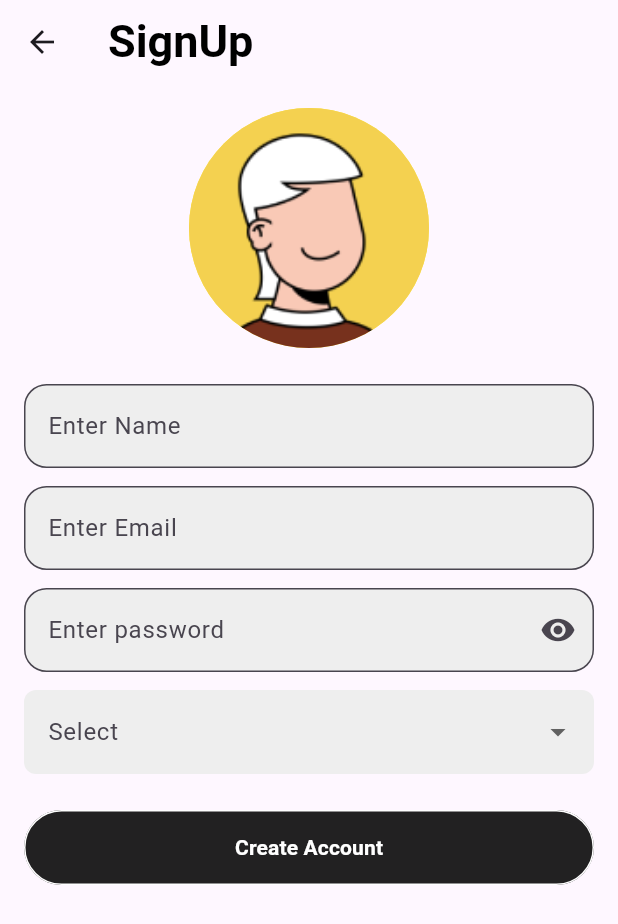
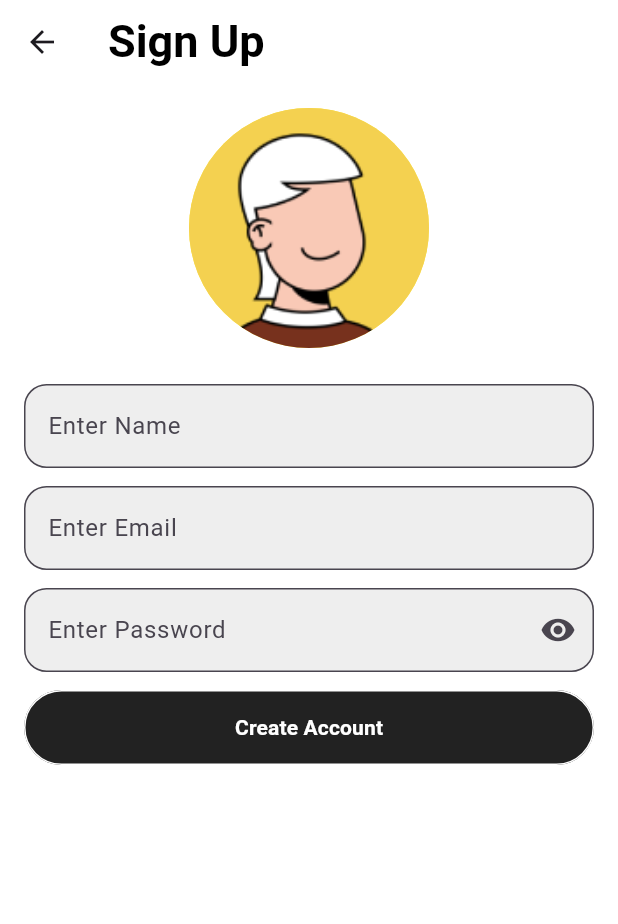
Before and after one commit to smse-org/SMSE-App, a Flutter app: the screen it shows after launch, after a tap on "Create Account", on a phone screen of 412 x 824 dp. Shown: the top 924 px of the screen. Run offline on Flutter 3.47's test engine with Material 3 defaults, Android fonts, the light colour scheme and no system bars; our stand-ins replace bloc, dartz, dio, equatable, file_picker, flutter_bloc and 8 more; missing offline and left inert: fancy_bottom_navigation_plus, flutter_pdfview, pushable_button.

Commit message:
modify Auth Ui , solve issue of signup

```diff
--- a/lib/features/auth/login/presentation/screen/login.dart
+++ b/lib/features/auth/login/presentation/screen/login.dart
@@ -14,7 +14,9 @@ class ResponsiveLoginPage extends StatelessWidget {
     return BlocProvider(
       create: (context) => LoginCubit(LoginRepoImp(ApiService(Dio()))),
       child: Theme(
-        data:  ThemeData.light(),
+        data:  ThemeData.light().copyWith(
+          scaffoldBackgroundColor: Colors.white,
+        ),
         child: LayoutBuilder(
 
           builder: (context, constraints) {
--- a/lib/features/auth/login/presentation/widgets/mobile_widget.dart
+++ b/lib/features/auth/login/presentation/widgets/mobile_widget.dart
@@ -1,5 +1,6 @@
 import 'package:flutter/material.dart';
 import 'package:flutter_bloc/flutter_bloc.dart';
+import 'package:flutter_spinkit/flutter_spinkit.dart';
 import 'package:go_router/go_router.dart';
 import 'package:smse/core/components/custom_button.dart';
 import 'package:smse/core/components/textFeildCustom.dart';
@@ -8,106 +9,118 @@ import 'package:smse/features/auth/login/data/model/user.dart';
 import 'package:smse/features/auth/login/presentation/controller/cubit/login_cubit.dart';
 import 'package:smse/features/auth/login/presentation/controller/cubit/login_state.dart';
 
-class MobileLoginPage extends StatelessWidget {
-  TextEditingController email = TextEditingController();
-  TextEditingController password = TextEditingController();
+class MobileLoginPage extends StatefulWidget {
+  @override
+  _MobileLoginPageState createState() => _MobileLoginPageState();
+}
+
+class _MobileLoginPageState extends State<MobileLoginPage> {
+  final TextEditingController emailController = TextEditingController();
+  final TextEditingController passwordController = TextEditingController();
+
+  @override
+  void dispose() {
+    emailController.dispose();
+    passwordController.dispose();
+    super.dispose();
+  }
+
+  void _login(BuildContext context) {
+    if (!_validateFields(context)) return;
+    final loginCubit = BlocProvider.of<LoginCubit>(context);
+    final user = UserModel(username: emailController.text, password: passwordController.text);
+    loginCubit.login(user);
+  }
+
   @override
   Widget build(BuildContext context) {
-    final loginCubit = BlocProvider.of<LoginCubit>(context);
-
     return Scaffold(
-
       appBar: AppBar(
-        title: const Text('Login',style: TextStyle(color: Colors.black , fontWeight: FontWeight.bold)),
+        backgroundColor: Colors.white,
+        title: const Hero(
+          tag: "auth",
+          child: Text(
+            'Login',
+            style: TextStyle(color: Colors.black, fontWeight: FontWeight.bold),
+          ),
+        ),
       ),
       body: Padding(
         padding: const EdgeInsets.all(16.0),
-        child: BlocConsumer<LoginCubit,LoginState>(
-          listener: (context,state){
+        child: BlocConsumer<LoginCubit, LoginState>(
+          listener: (context, state) {
             if (state is LoginSuccessState) {
               GoRouter.of(context).pushReplacement(AppRouter.KHome);
-
               ScaffoldMessenger.of(context).showSnackBar(const SnackBar(
                 content: Text("Login Successfully"),
-
               ));
-            }
-
-            if( state is LoginFailureState ){
-              print(state.message);
-              ScaffoldMessenger.of(context).showSnackBar( SnackBar(
-                content: Text("Error : ${state.message}"),
-
+            } else if (state is LoginFailureState) {
+              ScaffoldMessenger.of(context).showSnackBar(SnackBar(
+                content: Text("Error: ${state.message}"),
               ));
             }
           },
-          builder: (context,state) {
+          builder: (context, state) {
             if (state is LoginLoadingState) {
-              return const Center(child: CircularProgressIndicator());
+              return const Center(child: SpinKitCubeGrid(color: Colors.black));
             }
             return SingleChildScrollView(
               child: Column(
-                mainAxisAlignment: MainAxisAlignment.center,
                 crossAxisAlignment: CrossAxisAlignment.stretch,
                 children: [
-                  const Text('Welcome Back!',
-                      textAlign: TextAlign.start,
-                      style: TextStyle(fontSize: 32,
-                        fontWeight: FontWeight.bold,
-                      )),
-                  const SizedBox(height: 20),
-                  Textfeildcustom(obsecure: false, label: 'Enter your username',
-                    controller: email,
+                  Hero(
+                    tag: "imageAuth",
+                    child: Image.asset(
+                      'assets/image/login.jpg',
+                      height: 300,
+                    ),
                   ),
-
-                  const SizedBox(height: 10),
-                  Textfeildcustom(obsecure: true, label: 'Enter your password',
-                    controller: password,
+                  const Text(
+                    'Welcome Back!',
+                    textAlign: TextAlign.start,
+                    style: TextStyle(fontSize: 32, fontWeight: FontWeight.bold),
                   ),
                   const SizedBox(height: 20),
-                  CustomButton(color: Colors.black87,
+                  Textfeildcustom(obsecure: false, label: 'Enter your email', controller: emailController),
+                  const SizedBox(height: 10),
+                  Textfeildcustom(obsecure: true, label: 'Enter your password', controller: passwordController),
+                  const SizedBox(height: 20),
+                  CustomButton(
+                    color: Colors.black87,
                     text: "Log In",
                     colorText: Colors.white,
-                    onPressed: () {
-                    UserModel user = UserModel(username: email.text, password: password.text);
-                    loginCubit.login(user);
-                    },),
-
+                    onPressed: () => _login(context),
+                  ),
                   const SizedBox(height: 20),
-                  const Text(
-                    'Forgot your password?',
-                    style: TextStyle(
-                      color: Colors.black,
-                      fontSize: 18,
-                    ),
-                  ),
+                  const Text("Don't have an account?", textAlign: TextAlign.center),
                   const SizedBox(height: 10),
-                  CustomButton(color: Colors.black87,
-                    text: 'Reset Password',
-                    colorText: Colors.white,
-                    onPressed: () {},),
-
-                  const SizedBox(height: 20),
-                  const Text(
-                    "Don't have an account?",
-                    style: TextStyle(
-                      color: Colors.black,
-                      fontSize: 18,
-                    ),
-                  ),
-                  const SizedBox(height: 20,),
-                  CustomButton(color: Colors.black87,
+                  CustomButton(
+                    color: Colors.black87,
                     text: 'Create Account',
                     colorText: Colors.white,
-                    onPressed: () {
-                      GoRouter.of(context).push(AppRouter.KSignUp);
-                    },),
+                    onPressed: () => GoRouter.of(context).push(AppRouter.KSignUp),
+                  ),
 
                 ],
               ),
             );
-          }),
+          },
+        ),
       ),
     );
   }
+  bool _validateFields(BuildContext context) {
+    String email = emailController.text.trim();
+    String password = passwordController.text.trim();
+
+    if (passwordController.text.isEmpty || emailController.text.isEmpty) {
+      ScaffoldMessenger.of(context).showSnackBar(
+        const SnackBar(content: Text("Please fill all fields")),
+      );
+      return false;
+    }
+
+    return true;
+  }
+
 }
--- a/lib/features/auth/signup/presentation/screen/signup_page.dart
+++ b/lib/features/auth/signup/presentation/screen/signup_page.dart
@@ -14,7 +14,7 @@ class SignupPage extends StatelessWidget {
     return  BlocProvider(
       create: (context) => SignupCubit(SignUpRepoImp(ApiService(Dio()))),
       child: Theme(
-        data: ThemeData.light(),
+        data: ThemeData.light().copyWith(scaffoldBackgroundColor: Colors.white),
         child: LayoutBuilder(
           builder: (context, constraints) {
             if (constraints.maxWidth > 600) {
@@ -22,7 +22,7 @@ class SignupPage extends StatelessWidget {
               return  WebSignup();
             } else {
               // Render mobile version
-              return SafeArea(child: MobileSignup());
+              return const SafeArea(child: MobileSignup());
             }
           },
         ),
--- a/lib/features/auth/signup/presentation/widgets/mobile_signup.dart
+++ b/lib/features/auth/signup/presentation/widgets/mobile_signup.dart
@@ -5,119 +5,134 @@ import 'package:smse/core/components/custom_button.dart';
 import 'package:smse/core/components/textFeildCustom.dart';
 import 'package:smse/core/error/failuers.dart';
 import 'package:smse/core/routes/app_router.dart';
+import 'package:smse/core/utililes/validate_helper.dart';
 import 'package:smse/features/auth/signup/data/model/userModel.dart';
 import 'package:smse/features/auth/signup/presentation/controller/cubit/signup_cubit.dart';
 import 'package:smse/features/auth/signup/presentation/controller/cubit/signup_state.dart';
 
 import '../../../../../constants.dart';
-class MobileSignup extends StatelessWidget {
-   MobileSignup({super.key});
- TextEditingController name = TextEditingController();
- TextEditingController email = TextEditingController();
- TextEditingController password = TextEditingController();
+
+class MobileSignup extends StatefulWidget {
+  const MobileSignup({super.key});
+
+  @override
+  _MobileSignupState createState() => _MobileSignupState();
+}
+
+class _MobileSignupState extends State<MobileSignup> {
+  final TextEditingController nameController = TextEditingController();
+  final TextEditingController emailController = TextEditingController();
+  final TextEditingController passwordController = TextEditingController();
+
+  @override
+  void dispose() {
+    nameController.dispose();
+    emailController.dispose();
+    passwordController.dispose();
+    super.dispose();
+  }
+
   @override
   Widget build(BuildContext context) {
-    final signUpCubit = BlocProvider.of<SignupCubit>(context);
     return Scaffold(
       appBar: AppBar(
         backgroundColor: Colors.transparent,
         elevation: 0,
-        title: const Text('SignUp',style: TextStyle(color: Colors.black ,fontSize: 30, fontWeight: FontWeight.bold)),
+        title: const Hero(
+          tag: "auth",
+          child: Text(
+            'Sign Up',
+            style: TextStyle(color: Colors.black, fontSize: 30, fontWeight: FontWeight.bold),
+          ),
+        ),
       ),
       body: Padding(
         padding: const EdgeInsets.all(16.0),
-        child: BlocConsumer<SignupCubit,SignUpState>(
-          listener: (context,state){
+        child: BlocConsumer<SignupCubit, SignUpState>(
+          listener: (context, state) {
             if (state is SignupFailureState) {
-              print(state.message);
-              ScaffoldMessenger.of(context).showSnackBar( SnackBar(
-                content: Text(ServerFailuer(state.message).errMessage),
-
-              ));
-            }
-
-            if( state is SignupSuccessState ){
+              ScaffoldMessenger.of(context).showSnackBar(
+                SnackBar(content: Text(ServerFailuer(state.message).errMessage)),
+              );
+            } else if (state is SignupSuccessState) {
               GoRouter.of(context).pushReplacement(AppRouter.KLogin);
-
-              ScaffoldMessenger.of(context).showSnackBar(const SnackBar(
-                content: Text("Signup Successfully"),
-
-              ));
-
+              ScaffoldMessenger.of(context).showSnackBar(
+                const SnackBar(content: Text("Signup Successfully")),
+              );
             }
           },
-          builder: (context,state) {
-            if (state is SignupLoadingState) {
-              return const Center(child: CircularProgressIndicator());
-            }
-
-
+          builder: (context, state) {
             return SingleChildScrollView(
               child: Column(
-                mainAxisAlignment: MainAxisAlignment.center,
                 children: [
-                  const CircleAvatar(
-                    radius: 80,
-                    backgroundColor: Colors.yellow,
-                    backgroundImage: AssetImage(Constant.profileImage,),
+                  const Hero(
+                    tag: "imageAuth",
+                    child: CircleAvatar(
+                      radius: 80,
+                      backgroundColor: Colors.yellow,
+                      backgroundImage: AssetImage(Constant.profileImage),
+                    ),
                   ),
                   const SizedBox(height: 24),
-                  Textfeildcustom(obsecure: false, label: "Enter Name",
-                  controller: name,
-
-                  ),
-
-
+                  Textfeildcustom(controller: nameController, label: "Enter Name", obsecure: false),
                   const SizedBox(height: 12),
-                  Textfeildcustom(obsecure: false, label: "Enter Email",
-                  controller: email,
-                  ),
-
-
+                  Textfeildcustom(controller: emailController, label: "Enter Email", obsecure: false),
                   const SizedBox(height: 12),
-                  Textfeildcustom(
-                      obsecure: true, label: "Enter password",
-                  controller: password,
-                  ),
-
+                  Textfeildcustom(controller: passwordController, label: "Enter Password", obsecure: true),
                   const SizedBox(height: 12),
-                  DropdownButtonFormField<String>(
-                    decoration: InputDecoration(
-                      labelText: 'Select',
-                      filled: true,
-                      fillColor: Colors.grey[200],
-                      border: OutlineInputBorder(
-                        borderRadius: BorderRadius.circular(8),
-                        borderSide: BorderSide.none,
-                      ),
-                    ),
-                    items: ['Student', 'Employed']
-                        .map((status) =>
-                        DropdownMenuItem<String>(
-                          value: status,
-                          child: Text(status),
-                        ))
-                        .toList(),
-                    onChanged: (value) {},
-                  ),
-                  const SizedBox(height: 24),
-                  CustomButton(color: Colors.black87,
+                  CustomButton(
+                    color: Colors.black87,
                     text: "Create Account",
                     colorText: Colors.white,
                     onPressed: () {
-                    SignupModel user = SignupModel(
-                      username: name.text,
-                      email: email.text,
-                      password: password.text,
-                    );
+                      SignupModel user = SignupModel(
+                        username: nameController.text,
+                        email: emailController.text,
+                        password: passwordController.text,
+                      );
+                      if (_validateFields(context)){
+                        BlocProvider.of<SignupCubit>(context).signup(user);
 
-                    signUpCubit.signup(user);
-                    },)
+                      }
+                    },
+                  ),
                 ],
               ),
             );
-          })
+          },
+        ),
       ),
     );
   }
+  bool _validateFields(BuildContext context) {
+    String email = emailController.text.trim();
+    String password = passwordController.text.trim();
+    String username=nameController.text;
+    if (passwordController.text.isEmpty || emailController.text.isEmpty) {
+      ScaffoldMessenger.of(context).showSnackBar(
+        const SnackBar(content: Text("Please fill all fields")),
+      );
+      return false;
+    }
+    if(passwordController.text.length<7){
+      ScaffoldMessenger.of(context).showSnackBar(
+        const SnackBar(content: Text("Password must be at least 7 characters")),
+      );
+      return false;
+    }
+    if (!RegExp(r'^[a-zA-Z0-9]+$').hasMatch(username)) {
+      ScaffoldMessenger.of(context).showSnackBar(
+        const SnackBar(content: Text("Username must contain only letters and numbers, no spaces or symbols allowed")),
+      );
+      return false;
+    }
+
+    if (!ValidationHelper.isValidEmail(email)) {
+      ScaffoldMessenger.of(context).showSnackBar(
+        const SnackBar(content: Text("Invalid email format")),
+      );
+      return false;
+    }
+    return true;
+  }
 }
--- a/lib/features/home/presentation/controller/theme_cubit/theme_cubit.dart
+++ b/lib/features/home/presentation/controller/theme_cubit/theme_cubit.dart
@@ -6,13 +6,14 @@ class ThemeCubit extends Cubit<ThemeMode> {
   ThemeCubit() : super(ThemeMode.light);
 
   // Load theme preference from SharedPreferences
-  void loadTheme() {
-    bool? isDark = CachedData.getData('isDark');
-    emit(isDark == true ? ThemeMode.dark : ThemeMode.light);
+  Future<void> loadTheme() async {
+    await CachedData.cachInit(); // Ensure SharedPreferences is initialized
+    bool isDark = CachedData.getData('isDark') ?? false;
+    emit(isDark ? ThemeMode.dark : ThemeMode.light);
   }
 
   // Toggle theme and save preference
-  void toggleTheme() async {
+  Future<void> toggleTheme() async {
     ThemeMode newMode = state == ThemeMode.light ? ThemeMode.dark : ThemeMode.light;
      CachedData.storeData('isDark', newMode == ThemeMode.dark);
     emit(newMode);
--- a/lib/main.dart
+++ b/lib/main.dart
@@ -19,16 +19,20 @@ class MyApp extends StatelessWidget {
   @override
   Widget build(BuildContext context) {
     return BlocProvider(
-      create: (_) => ThemeCubit()..loadTheme(), // Initialize ThemeCubit and load theme preference
+      create: (_) => ThemeCubit()..loadTheme(), // Load theme on app start
       child: BlocBuilder<ThemeCubit, ThemeMode>(
         builder: (context, themeMode) {
           return MaterialApp.router(
             routerConfig: AppRouter.router,
             debugShowCheckedModeBanner: false,
-            title: 'Responsive Navigation with Theme Switching',
-            theme: ThemeData.light(),
-            darkTheme: ThemeData.dark(),
-            themeMode: themeMode, // Apply the selected theme mode
+            title: 'SMSE APP',
+            theme: ThemeData.light().copyWith(
+              scaffoldBackgroundColor: Colors.white,
+            ),
+            darkTheme: ThemeData.dark().copyWith(
+              scaffoldBackgroundColor: Colors.black, // Custom dark mode background
+            ),
+            themeMode: themeMode, // Apply user-selected theme mode
           );
         },
       ),
--- a/pubspec.yaml
+++ b/pubspec.yaml
@@ -55,6 +55,7 @@ dependencies:
   flutter_pdfview: ^1.4.0
   bloc: any
   pushable_button: ^0.0.4
+  flutter_spinkit: ^5.2.1
 dev_dependencies:
   flutter_test:
     sdk: flutter
```
Also changed, not shown: lib/core/utililes/validate_helper.dart (added, +11 -0 lines), lib/features/auth/login/presentation/widgets/web_widget.dart (+36 -20 lines), lib/features/auth/signup/data/repositories/signup_repo_imp.dart (+11 -14 lines), lib/features/auth/signup/presentation/controller/cubit/signup_cubit.dart (+6 -11 lines), lib/features/auth/signup/presentation/widgets/web_signup.dart (+74 -26 lines), assets/image/login.jpg (added), pubspec.lock.
